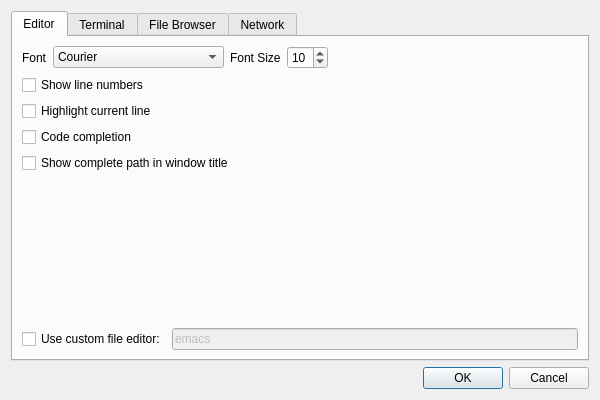
Above: libgui/src/settings-dialog.ui from ctaggart/octave before the change. Below: the same form after it.
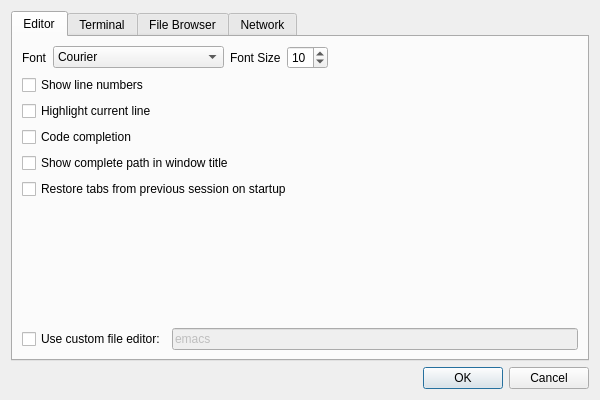
That is the form after the change.

Commit message: GUI: new setting to restore tabs from previous session; allow silent load file

Diff of the .ui file:
```diff
--- a/libgui/src/settings-dialog.ui
+++ b/libgui/src/settings-dialog.ui
@@ -141,6 +141,13 @@
            </property>
           </widget>
          </item>
+         <item>
+          <widget class="QCheckBox" name="editor_restoreSession">
+           <property name="text">
+            <string>Restore tabs from previous session on startup</string>
+           </property>
+          </widget>
+         </item>
         </layout>
        </item>
        <item>
```
The commit also changes 6 other files.
